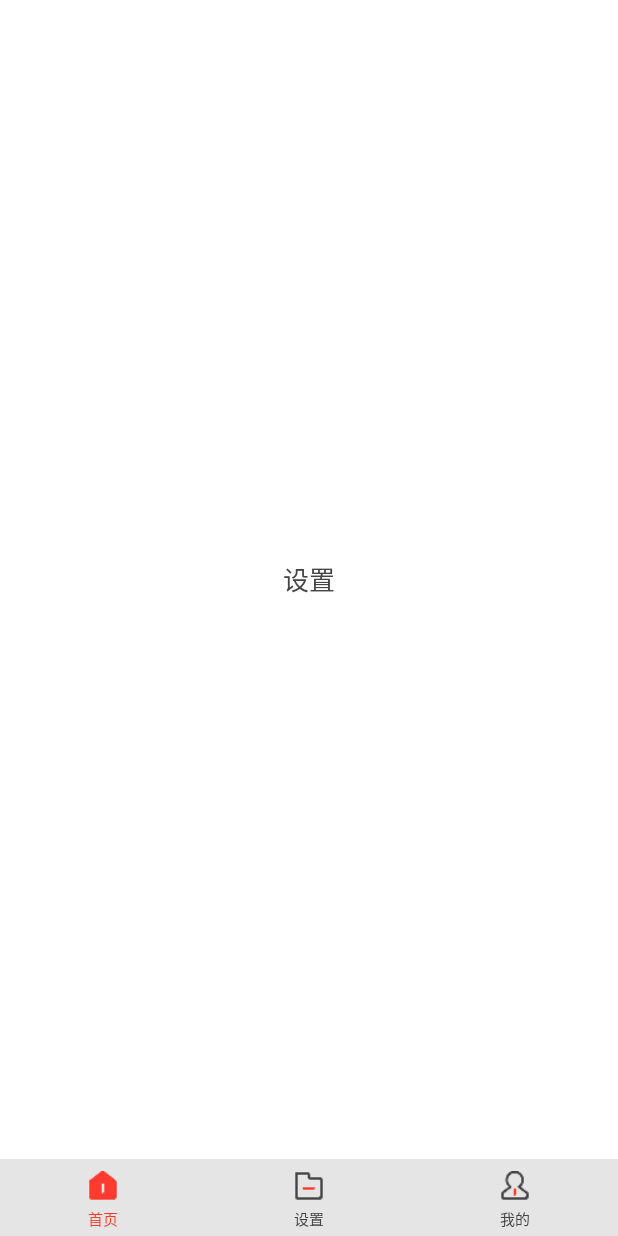
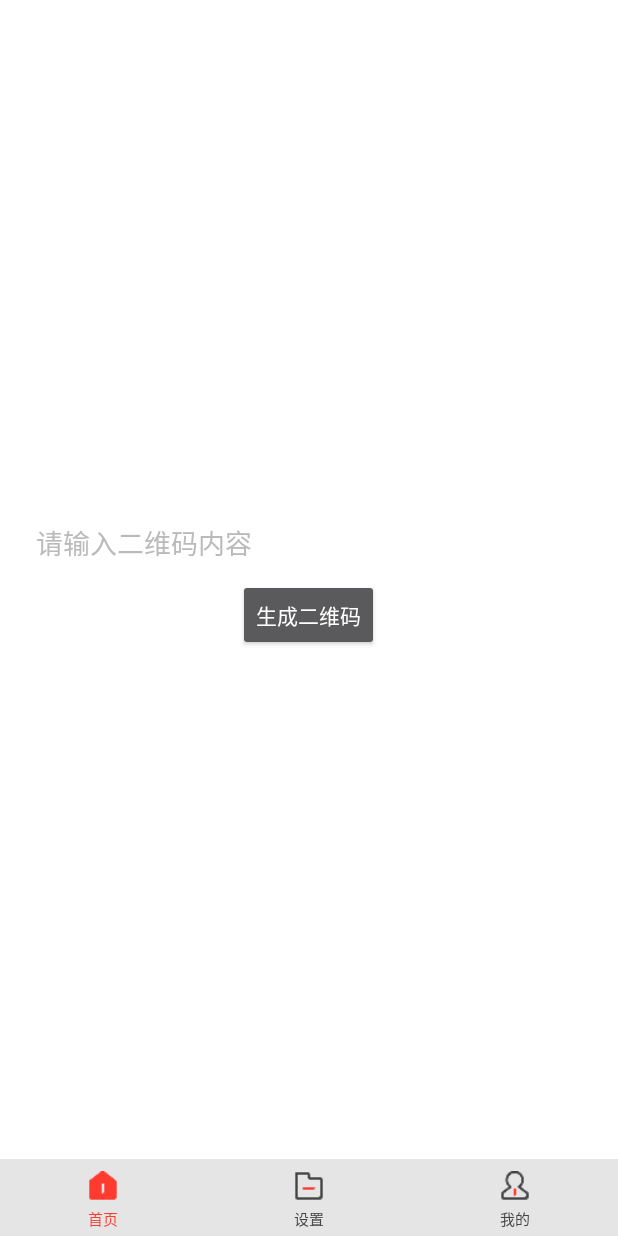
Before and after one commit to bravelee0717/NewsApp, an Android app: the fragment SettingFragment placed in its activity, on a phone screen of 412 x 824 dp. Run offline under Robolectric (Android 15) with nearby library versions, the phone set to English and light mode, and no system bars.

Commit message:
add newapps

```diff
--- a/app/build.gradle
+++ b/app/build.gradle
@@ -41,6 +41,8 @@ dependencies {
     implementation "com.android.support:design:28.0.0"
     //greendao
     implementation 'org.greenrobot:greendao:3.2.2' // 添加库
-
+    //二维码
+    implementation 'com.google.zxing:core:3.3.0' // 添加库
+    implementation 'com.google.zxing:android-core:3.3.0' // 添加库
 
 }
--- a/app/src/main/java/com/example/newsapp/fragment/SettingFragment.java
+++ b/app/src/main/java/com/example/newsapp/fragment/SettingFragment.java
@@ -1,15 +1,27 @@
 package com.example.newsapp.fragment;
 
 
+import android.graphics.Bitmap;
+import android.text.TextUtils;
+import android.view.View;
+import android.widget.Button;
+import android.widget.EditText;
+import android.widget.ImageView;
+import android.widget.TextView;
+
 import com.example.newsapp.R;
+import com.example.newsapp.utils.QRCodeUtil;
 
 /**
  * 设置
  */
 public class SettingFragment extends BaseFragment {
 
+    private ImageView imageView;
+    private Button bt_qr;
+    private EditText editText;
 
-    public static SettingFragment getInstance(){
+    public static SettingFragment getInstance() {
         return new SettingFragment();
     }
 
@@ -18,9 +30,26 @@ public class SettingFragment extends BaseFragment {
         return R.layout.fragment_setting;
     }
 
+
+    @Override
+    public void bindView(View rootView) {
+        imageView = $(rootView, R.id.my_qrcode);
+        bt_qr = $(rootView, R.id.bt_qr);
+        editText = $(rootView, R.id.my_qrcode_et);
+    }
+
     @Override
     public void afterView() {
-
+        bt_qr.setOnClickListener(new View.OnClickListener() {
+            @Override
+            public void onClick(View v) {
+                if (TextUtils.isEmpty(editText.getText().toString().trim())) {
+                    return;
+                }
+                Bitmap bitmap = QRCodeUtil.createQRImage(editText.getText().toString().trim(), 300, 300, null, null);
+                imageView.setImageBitmap(bitmap);
+            }
+        });
     }
 
 
--- a/app/src/main/res/layout/fragment_setting.xml
+++ b/app/src/main/res/layout/fragment_setting.xml
@@ -3,13 +3,26 @@
     android:layout_width="match_parent"
     android:layout_height="match_parent"
     android:background="@color/_ffffff"
+    android:orientation="vertical"
     android:gravity="center">
+    <EditText
+        android:id="@+id/my_qrcode_et"
+        android:layout_width="match_parent"
+        android:layout_marginLeft="20dp"
+        android:layout_marginRight="20dp"
+        android:textColor="@color/_ff3b30"
+        android:textColorHint="@color/_BABABA"
+        android:hint="请输入二维码内容"
+        android:layout_height="wrap_content" />
 
-    <TextView
+    <ImageView
+        android:id="@+id/my_qrcode"
+        android:layout_width="wrap_content"
+        android:layout_height="wrap_content" />
+    <Button
+        android:id="@+id/bt_qr"
         android:layout_width="wrap_content"
         android:layout_height="wrap_content"
-        android:textSize="17sp"
-        android:textColor="@color/_444444"
-        android:text="设置" />
+        android:text="生成二维码" />
 
 </LinearLayout>
```
Also changed, not shown: app/src/main/java/com/example/newsapp/utils/QRCodeUtil.java (added, +135 -0 lines).
